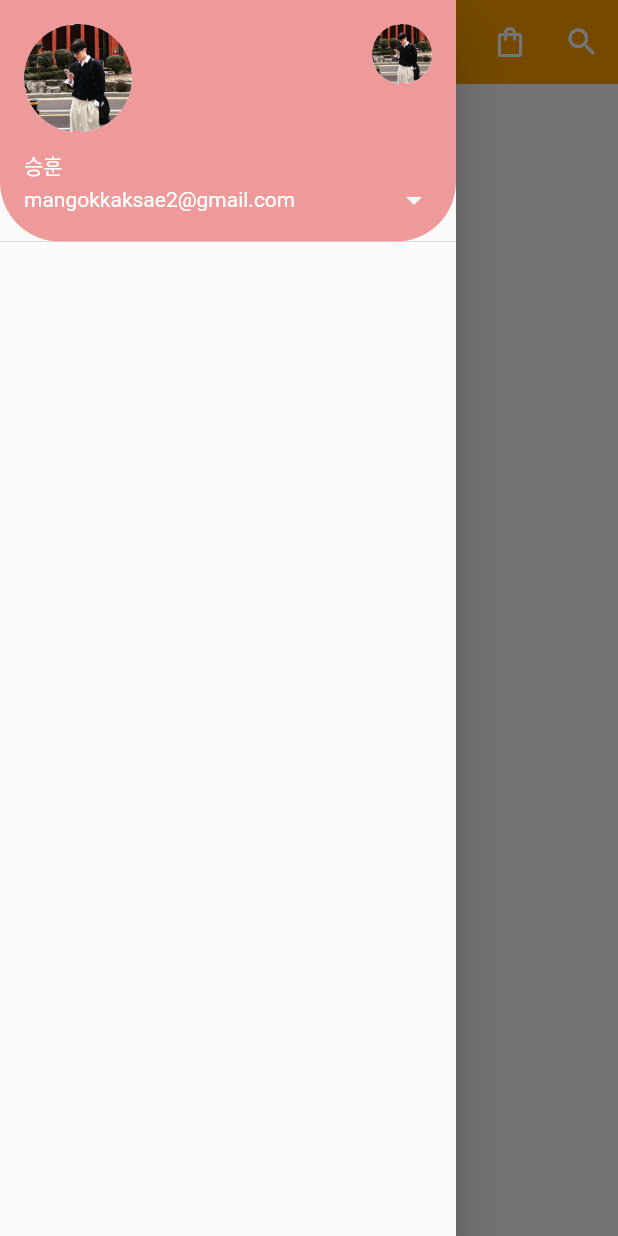
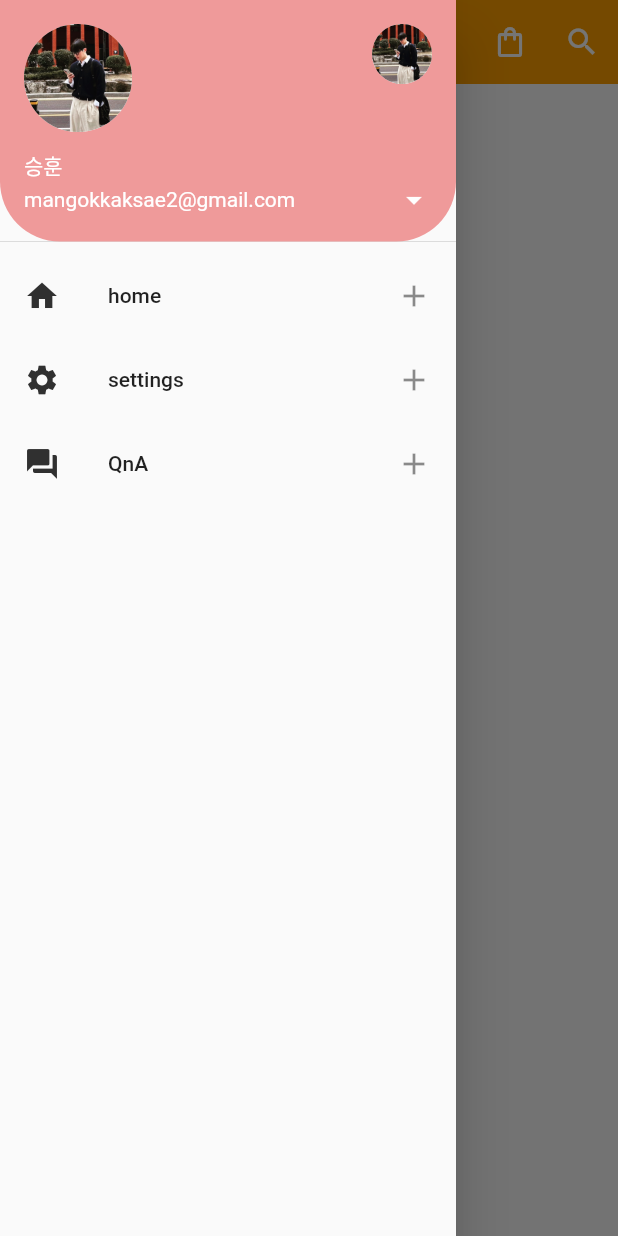
Before and after one commit to Moonseunghun/flutter-try, a Flutter app: the screen it shows after launch, with the side drawer open, on a phone screen of 412 x 824 dp. Run offline on Flutter 3.47's test engine with Material 2 defaults, Android fonts, the phone set to English and light mode, and no system bars.

Commit message:
Feat : setting

```diff
--- a/lib/main.dart
+++ b/lib/main.dart
@@ -91,6 +91,39 @@ class _MyHomePageState extends State<MyHomePage> {
                         borderRadius: BorderRadius.only(
                             bottomLeft: Radius.circular(40.0),
                             bottomRight: Radius.circular(40.0))),
+                  ),
+                  ListTile(
+                    leading: Icon(
+                      Icons.home,
+                      color: Colors.grey[850],
+                    ),
+                    title: Text('home'),
+                    onTap: () {
+                      print('clicked home');
+                    },
+                    trailing: Icon(Icons.add),
+                  ),
+                  ListTile(
+                    leading: Icon(
+                      Icons.settings,
+                      color: Colors.grey[850],
+                    ),
+                    title: Text('settings'),
+                    onTap: () {
+                      print('clicked home');
+                    },
+                    trailing: Icon(Icons.add),
+                  ),
+                  ListTile(
+                    leading: Icon(
+                      Icons.question_answer,
+                      color: Colors.grey[850],
+                    ),
+                    title: Text('QnA'),
+                    onTap: () {
+                      print('clicked home');
+                    },
+                    trailing: Icon(Icons.add),
                   )
                 ],
               ),
```
